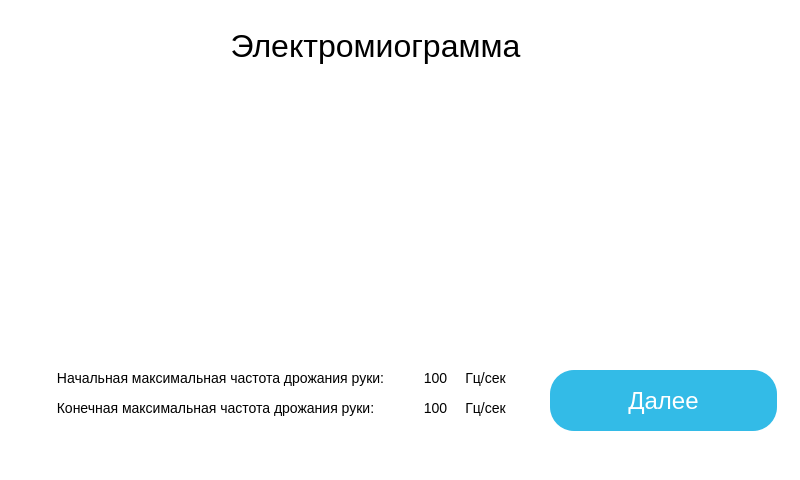
Old version of the form gui/window-12.ui in the repository GerrFrog/Muscular-training-apparatus.
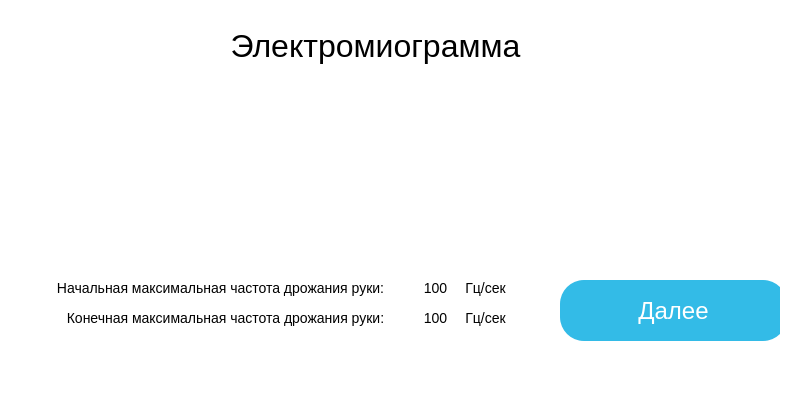
New version of the form.

What changed in the file:
```diff
--- a/gui/window-12.ui
+++ b/gui/window-12.ui
@@ -7,7 +7,7 @@
     <x>0</x>
     <y>0</y>
     <width>800</width>
-    <height>480</height>
+    <height>420</height>
    </rect>
   </property>
   <property name="windowTitle">
@@ -63,7 +63,7 @@
           <property name="geometry">
            <rect>
             <x>10</x>
-            <y>350</y>
+            <y>260</y>
             <width>381</width>
             <height>16</height>
            </rect>
@@ -97,8 +97,8 @@
          <widget class="QPushButton" name="next_pushButton">
           <property name="geometry">
            <rect>
-            <x>530</x>
-            <y>350</y>
+            <x>540</x>
+            <y>260</y>
             <width>227</width>
             <height>61</height>
            </rect>
@@ -130,7 +130,7 @@
           <property name="geometry">
            <rect>
             <x>400</x>
-            <y>380</y>
+            <y>290</y>
             <width>31</width>
             <height>16</height>
            </rect>
@@ -165,7 +165,7 @@
           <property name="geometry">
            <rect>
             <x>440</x>
-            <y>350</y>
+            <y>260</y>
             <width>51</width>
             <height>16</height>
            </rect>
@@ -200,7 +200,7 @@
           <property name="geometry">
            <rect>
             <x>400</x>
-            <y>350</y>
+            <y>260</y>
             <width>31</width>
             <height>16</height>
            </rect>
@@ -235,7 +235,7 @@
           <property name="geometry">
            <rect>
             <x>440</x>
-            <y>380</y>
+            <y>290</y>
             <width>51</width>
             <height>16</height>
            </rect>
@@ -269,8 +269,8 @@
          <widget class="QLabel" name="description_2_label">
           <property name="geometry">
            <rect>
-            <x>10</x>
-            <y>380</y>
+            <x>20</x>
+            <y>290</y>
             <width>371</width>
             <height>16</height>
            </rect>
```
